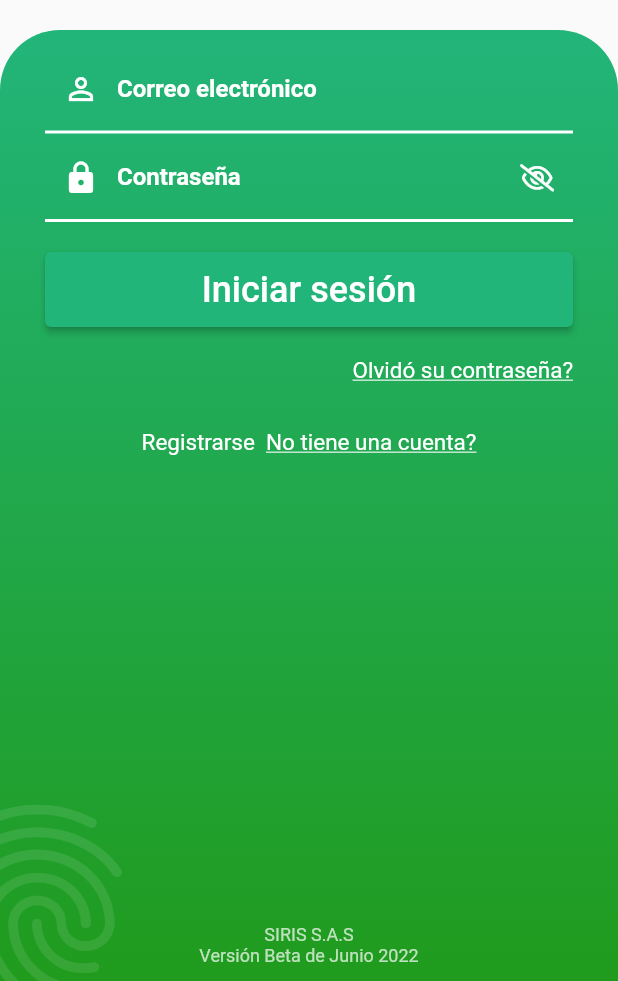
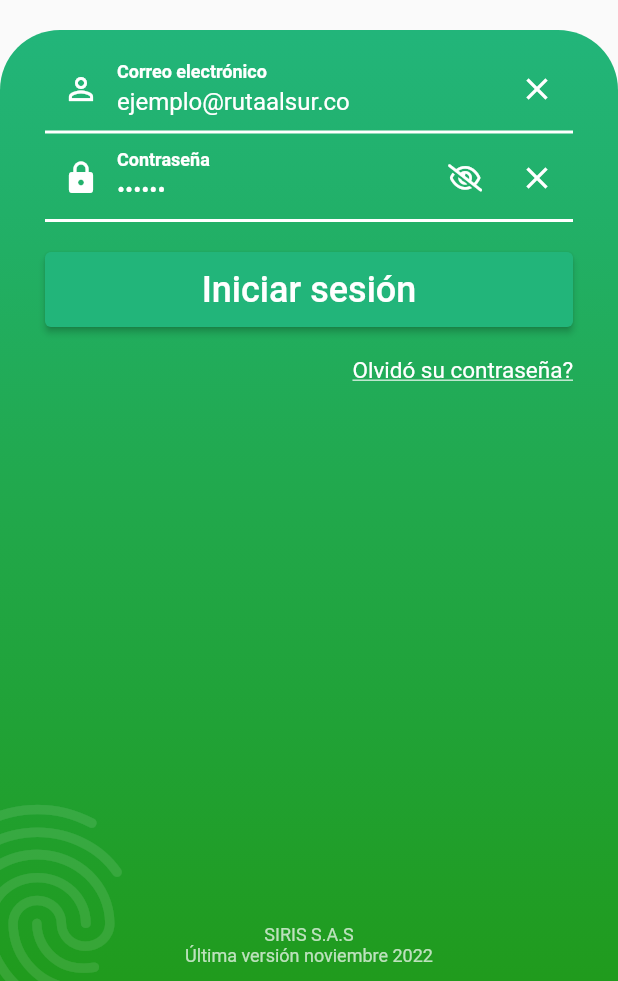
Before and after one commit to DiegoBoos/concesionaria-ruta-al-sur, a Flutter app: the screen it shows after launch, on a phone screen of 412 x 824 dp, the part 255-1236 px from its top. Run offline on Flutter 3.47's test engine with Material 2 defaults, Android fonts, the light colour scheme and no system bars; our stand-ins replace animate_do, cloud_firestore, connectivity, email_validator, firebase_auth, firebase_core and 2 more; accounts and stored records are empty.

Commit message:
sign up screen removed

```diff
--- a/lib/main.dart
+++ b/lib/main.dart
@@ -3,10 +3,10 @@ import 'package:connectivity/connectivity.dart';
 import 'package:firebase_auth/firebase_auth.dart';
 import 'package:firebase_core/firebase_core.dart';
 import 'package:flutter/material.dart';
+import 'package:ruta_al_sur_v2/screens/sign_in_screen.dart';
 import 'package:ruta_al_sur_v2/screens/tabs_screen.dart';
 import 'package:ruta_al_sur_v2/utils/utils.dart';
 import 'firebase_options.dart';
-import 'screens/auth_screen.dart';
 
 void main() async {
   WidgetsFlutterBinding.ensureInitialized();
@@ -72,7 +72,7 @@ class _MainPageState extends State<MainPage> {
           if (snapshot.hasData) {
             return const TabsScreen();
           } else {
-            return const AuthScreen();
+            return const SignInScreen();
           }
         },
       ));
--- a/lib/screens/auth_screen.dart
+++ /dev/null
@@ -1,20 +0,0 @@
-import 'package:flutter/material.dart';
-import 'package:ruta_al_sur_v2/screens/sign_in_screen.dart';
-import 'package:ruta_al_sur_v2/screens/sign_up_screen.dart';
-
-class AuthScreen extends StatefulWidget {
-  const AuthScreen({Key? key}) : super(key: key);
-
-  @override
-  State<AuthScreen> createState() => _AuthScreenState();
-}
-
-class _AuthScreenState extends State<AuthScreen> {
-  bool isLogin = true;
-  @override
-  Widget build(BuildContext context) => isLogin
-      ? SignInScreen(onClickedSignIn: toggle)
-      : SignUpScreen(onClickedSignUp: toggle);
-
-  void toggle() => setState(() => isLogin = !isLogin);
-}
--- a/lib/screens/home_screen.dart
+++ b/lib/screens/home_screen.dart
@@ -47,7 +47,7 @@ class HomeScreen extends StatelessWidget {
                           return WorkerBanner(
                               title: userRuta!.fullName,
                               subtitle:
-                                  'Bienvenido a la app de la Concesionaria Ruta Al Sur',
+                                  'Bienvenido a la app de la |Concesionaria Ruta Al Sur'.replaceAll("|", "\n"),
                               image: 'assets/splash.png');
                         } else {
                           return const Center(
--- a/lib/screens/sign_in_screen.dart
+++ b/lib/screens/sign_in_screen.dart
@@ -1,17 +1,13 @@
 import 'package:animate_do/animate_do.dart';
 import 'package:email_validator/email_validator.dart';
 import 'package:firebase_auth/firebase_auth.dart';
-import 'package:flutter/gestures.dart';
 import 'package:flutter/material.dart';
 import 'package:font_awesome_flutter/font_awesome_flutter.dart';
 import 'package:ruta_al_sur_v2/main.dart';
 import 'package:ruta_al_sur_v2/utils/utils.dart';
 
 class SignInScreen extends StatefulWidget {
-  final VoidCallback onClickedSignIn;
-
-  const SignInScreen({Key? key, required this.onClickedSignIn})
-      : super(key: key);
+  const SignInScreen({super.key});
 
   @override
   State<SignInScreen> createState() => _SignInScreenState();
@@ -19,8 +15,8 @@ class SignInScreen extends StatefulWidget {
 
 class _SignInScreenState extends State<SignInScreen> {
   final formKey = GlobalKey<FormState>();
-  final emailController = TextEditingController();
-  final passwordController = TextEditingController();
+  final emailController = TextEditingController(text: 'ejemplo@rutaalsur.co');
+  final passwordController = TextEditingController(text: '123456');
 
   bool _obscureText = true;
 
@@ -89,7 +85,6 @@ class _SignInScreenState extends State<SignInScreen> {
                                   const SizedBox(height: 20),
                                   _forgotPassword(context),
                                   const SizedBox(height: 30),
-                                  _register(),
                                   Expanded(child: Container()),
                                   Column(
                                     children: [
@@ -101,7 +96,7 @@ class _SignInScreenState extends State<SignInScreen> {
                                             fontSize: 12),
                                       ),
                                       Text(
-                                        'Versión Beta de Junio 2022',
+                                        'Última versión noviembre 2022',
                                         style: TextStyle(
                                             color:
                                                 Colors.white.withOpacity(0.7),
@@ -133,25 +128,6 @@ class _SignInScreenState extends State<SignInScreen> {
         ),
       );
 
-  RichText _register() {
-    return RichText(
-        text: TextSpan(
-            text: 'Registrarse  ',
-            style: const TextStyle(
-              fontSize: 15,
-              color: Colors.white,
-            ),
-            children: [
-          TextSpan(
-              recognizer: TapGestureRecognizer()
-                ..onTap = widget.onClickedSignIn,
-              text: 'No tiene una cuenta?',
-              style: const TextStyle(
-                decoration: TextDecoration.underline,
-              ))
-        ]));
-  }
-
   Align _forgotPassword(BuildContext context) {
     return Align(
       alignment: Alignment.topRight,
@@ -162,8 +138,6 @@ class _SignInScreenState extends State<SignInScreen> {
                 decoration: TextDecoration.underline,
                 color: Colors.white,
                 fontSize: 15)),
-        /*  onTap: () => Navigator.of(context).push(MaterialPageRoute(
-              builder: (context) => const ForgotPwdScreen()) ) */
       ),
     );
   }
@@ -196,8 +170,8 @@ class _SignInScreenState extends State<SignInScreen> {
       controller: emailController,
       cursorColor: Colors.white,
       textInputAction: TextInputAction.next,
-      decoration:
-          inputDecoration('Correo electrónico', Icons.person_outline_outlined),
+      decoration: inputDecoration(
+          'Correo electrónico', Icons.person_outline_outlined, emailController),
       style: const TextStyle(color: Colors.white),
       autovalidateMode: AutovalidateMode.onUserInteraction,
       validator: (email) => email != null && !EmailValidator.validate(email)
@@ -212,7 +186,8 @@ class _SignInScreenState extends State<SignInScreen> {
       cursorColor: Colors.white,
       textInputAction: TextInputAction.done,
       style: const TextStyle(color: Colors.white),
-      decoration: inputDecoration('Contraseña', Icons.lock, true),
+      decoration:
+          inputDecoration('Contraseña', Icons.lock, passwordController, true),
       autovalidateMode: AutovalidateMode.onUserInteraction,
       validator: (password) =>
           password != null && passwordController.text.length < 6
@@ -243,6 +218,7 @@ class _SignInScreenState extends State<SignInScreen> {
   }
 
   InputDecoration inputDecoration(String labelText, IconData icon,
+      TextEditingController textEditingController,
       [bool isPassword = false]) {
     return InputDecoration(
       focusedErrorBorder: const UnderlineInputBorder(
@@ -261,8 +237,12 @@ class _SignInScreenState extends State<SignInScreen> {
           const TextStyle(color: Colors.white, fontWeight: FontWeight.bold),
       errorStyle: const TextStyle(color: Utils.yellow),
       prefixIcon: Icon(icon, color: Colors.white),
-      suffixIcon: isPassword
-          ? IconButton(
+      suffixIcon: Row(
+        mainAxisSize: MainAxisSize.min,
+        mainAxisAlignment: MainAxisAlignment.end,
+        children: [
+          if (isPassword)
+            IconButton(
                 onPressed: _toggle,
                 icon: !_obscureText
                     ? const Icon(
@@ -273,8 +253,15 @@ class _SignInScreenState extends State<SignInScreen> {
                         FontAwesomeIcons.eyeSlash,
                         color: Colors.white,
                         size: 18,
-                    ))
-          : null,
+                      )),
+          IconButton(
+              onPressed: (() => textEditingController.clear()),
+              icon: const Icon(
+                Icons.clear,
+                color: Colors.white,
+              )),
+        ],
+      ),
       labelText: labelText,
     );
   }
```
Also changed, not shown: lib/screens/sign_up_screen.dart (deleted, +0 -259 lines), lib/widgets/worker_banner.dart (+8 -10 lines), 7 other files. Lines whose indentation alone changed are shown as unchanged.
